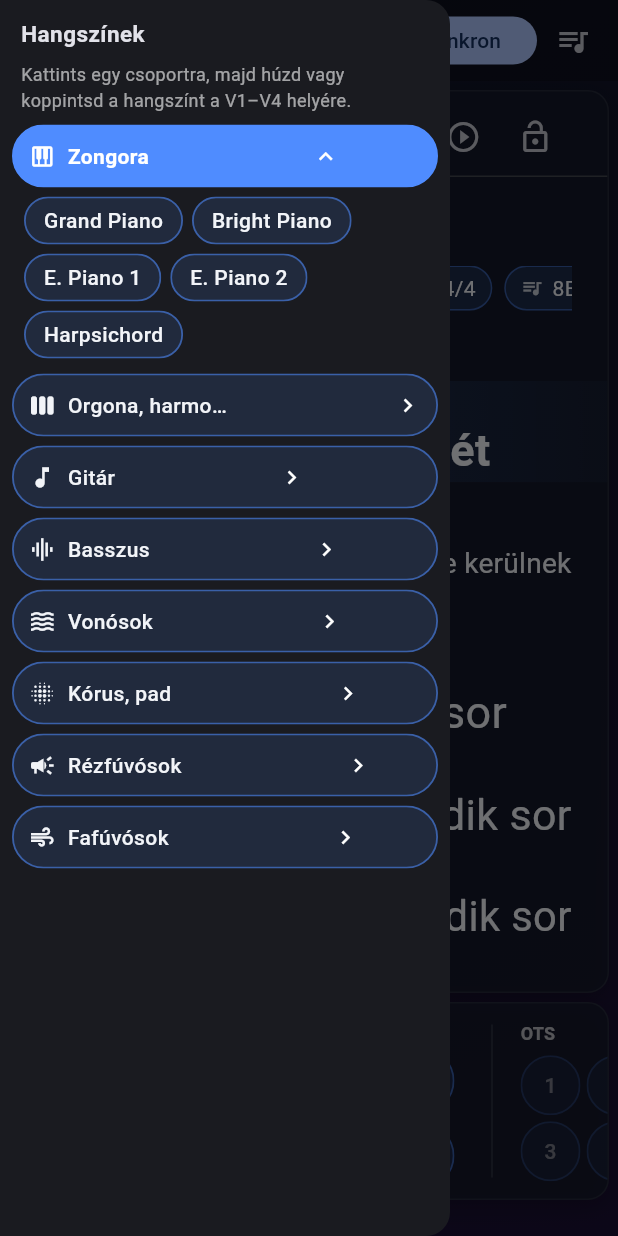
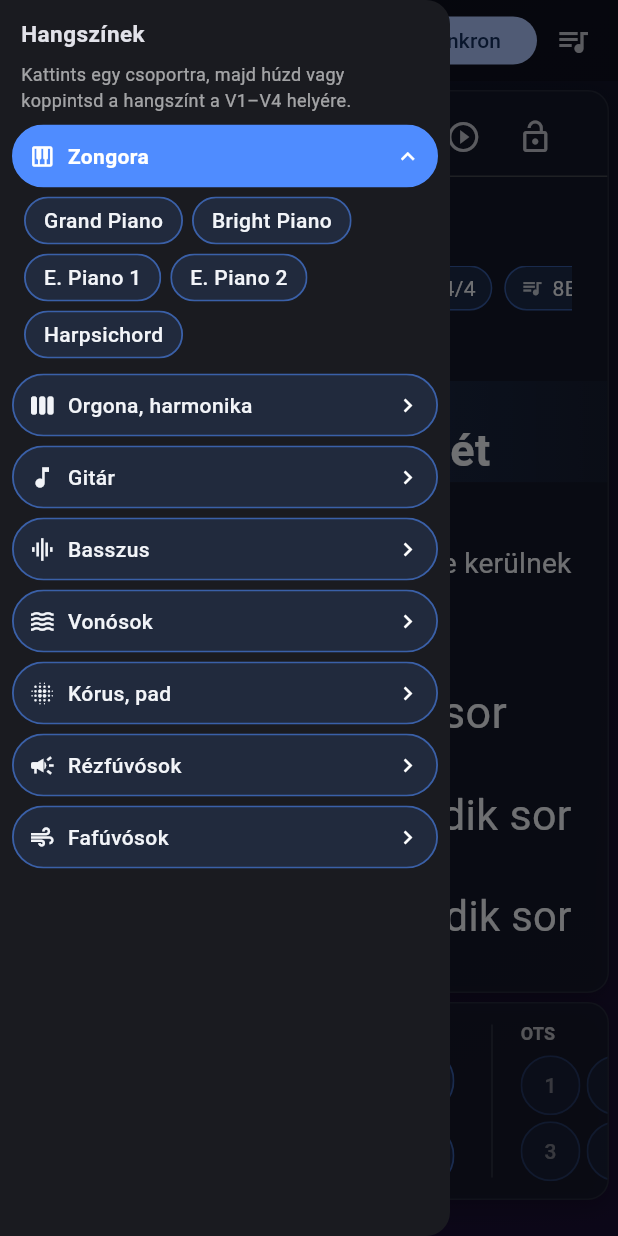
Before and after one commit to BugyiAlexanderPiano/Bp-Music, a Flutter app: the screen it shows after launch, with the side drawer open, on a phone screen of 412 x 824 dp. Run offline on Flutter 3.47's test engine with Material 3 defaults, Android fonts, the phone set to English and light mode, and no system bars; missing offline and left inert: dart:ffi, file_selector, flutter_midi_command, flutter_midi_command_ble; Roboto replaces fonts that are missing (Segoe UI).

Commit message:
Szerkesztő mód: sávstílus ikon a sarokban, teljes csoportnevek
Co-Authored-By: Claude Opus 5.5 <noreply@anthropic.com>
Claude-Session: https://claude.ai/code/session_01PSXEzwauAfzhvE1GQDFzUi

```diff
--- a/flutter_app/lib/ui/als_button.dart
+++ b/flutter_app/lib/ui/als_button.dart
@@ -106,6 +106,18 @@ class AlsButton extends StatelessWidget {
     final showText = (!(it?.imageOnly ?? false) || img == null) && text.isNotEmpty;
     final enabled = editMode || onTap != null;
 
+    final labelText = Text(
+      text,
+      maxLines: 1,
+      overflow: TextOverflow.ellipsis,
+      style: TextStyle(
+        color: fg,
+        fontSize: ps.fontSize * scale,
+        fontWeight: selected ? FontWeight.w700 : FontWeight.w500,
+        shadows: img != null ? const [Shadow(blurRadius: 4, color: Colors.black)] : null,
+      ),
+    );
+
     final content = child ??
         Row(
           mainAxisSize: MainAxisSize.min,
@@ -115,21 +127,9 @@ class AlsButton extends StatelessWidget {
               Icon(icon, size: 18 * scale, color: fg),
               if (showText) const SizedBox(width: 8),
             ],
-            if (showText)
-              Flexible(
-                child: Text(
-                  text,
-                  maxLines: 1,
-                  overflow: TextOverflow.ellipsis,
-                  style: TextStyle(
-                    color: fg,
-                    fontSize: ps.fontSize * scale,
-                    fontWeight: selected ? FontWeight.w700 : FontWeight.w500,
-                    shadows: img != null ? const [Shadow(blurRadius: 4, color: Colors.black)] : null,
-                  ),
-                ),
-              ),
-            if (trailing != null) ...[const Spacer(), trailing!],
+            if (showText && trailing != null) Expanded(child: labelText),
+            if (showText && trailing == null) Flexible(child: labelText),
+            if (trailing != null) ...[if (!showText) const Spacer(), trailing!],
           ],
         );
 
--- a/flutter_app/lib/ui/home_page.dart
+++ b/flutter_app/lib/ui/home_page.dart
@@ -742,13 +742,13 @@ class _HomePageState extends State<HomePage> with SingleTickerProviderStateMixin
           Positioned.fill(child: child),
           if (editLayout)
             Positioned(
-              right: 6,
-              top: 6,
-              child: FilledButton.tonalIcon(
-                style: FilledButton.styleFrom(visualDensity: VisualDensity.compact),
+              right: 4,
+              bottom: 4,
+              child: IconButton.filled(
+                tooltip: 'Sáv stílusa: ${panelNames[key]}',
+                style: IconButton.styleFrom(backgroundColor: Colors.orangeAccent, foregroundColor: Colors.black),
                 onPressed: () => showPanelStyleDialog(context, p, key, () => _changed(theme: true)),
-                icon: const Icon(Icons.format_paint, size: 16),
-                label: const Text('Sáv stílusa'),
+                icon: const Icon(Icons.format_paint, size: 18),
               ),
             ),
         ]),
@@ -943,8 +943,8 @@ class _HomePageState extends State<HomePage> with SingleTickerProviderStateMixin
           const Icon(Icons.dashboard_customize_outlined, size: 18),
           const SizedBox(width: 8),
           const Expanded(
-            child: Text('Felület szerkesztése: kattints bármely gombra a kinézetéhez (kép, felirat, szín, méret), '
-                'a „Sáv stílusa” gombbal a sáv egészét alakítod; a választóvonalak húzhatók.'),
+            child: Text('Felület szerkesztése: kattints bármely gombra a kinézetéhez (kép, felirat, szín, méret); '
+                'a sávok sarkában lévő narancs ecsettel az egész sávot alakítod; a választóvonalak húzhatók.'),
           ),
           TextButton.icon(
             onPressed: () {
@@ -1205,7 +1205,7 @@ class _HomePageState extends State<HomePage> with SingleTickerProviderStateMixin
     final n = p.songs.length;
     return Column(crossAxisAlignment: CrossAxisAlignment.stretch, children: [
       Padding(
-        padding: EdgeInsets.fromLTRB(8, 6, editLayout ? 140 : 8, 2),
+        padding: const EdgeInsets.fromLTRB(8, 6, 8, 2),
         child: Row(children: [
           IconButton(
             tooltip: 'Előző dal',
```
